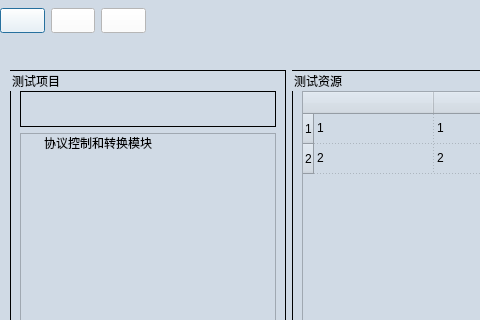
Before: the Qt Designer form ui/COM_CONTROL_DEVICE_PA2.ui in gaoxingyu-hub/HUA54testframework, drawn with Qt 5; both pictures show x 0 to 480 and y 0 to 320 of the 980 by 980 pixel window.
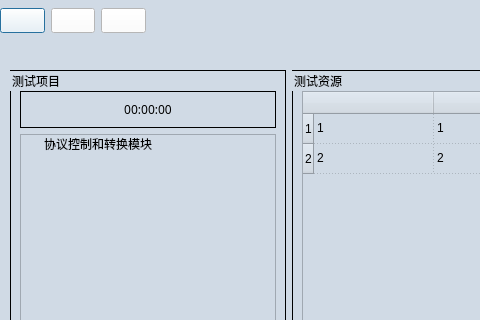
After: the same form once the commit is applied. Icons and pictures are not drawn.

```diff
--- a/ui/COM_CONTROL_DEVICE_PA2.ui
+++ b/ui/COM_CONTROL_DEVICE_PA2.ui
@@ -221,11 +221,14 @@
                </font>
               </property>
               <property name="text">
-               <string/>
+               <string>00:00:00</string>
               </property>
               <property name="textFormat">
                <enum>Qt::PlainText</enum>
               </property>
+              <property name="alignment">
+               <set>Qt::AlignCenter</set>
+              </property>
              </widget>
             </item>
            </layout>
```
